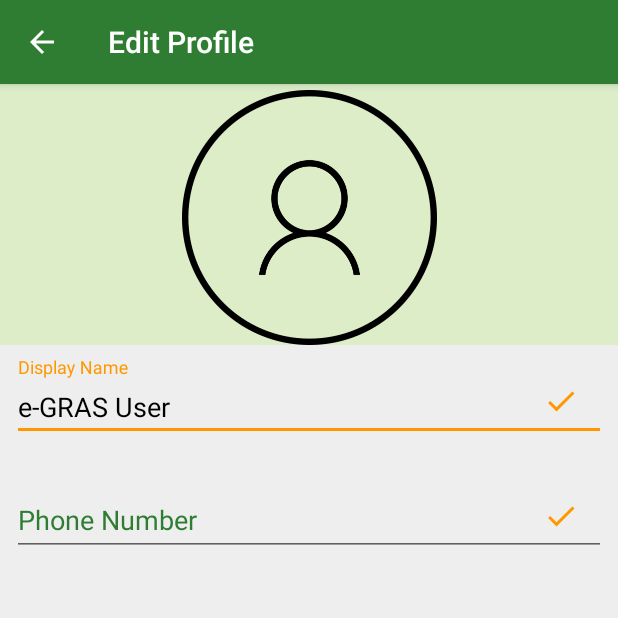
After one commit to zyandeep/e-GRAS, an Android app: the MyProfileActivity screen opened directly, with no data from a screen before it, on a phone screen of 412 x 824 dp, the top half of it. The commit adds this screen. Run offline under Robolectric (Android 15) with nearby library versions, the phone set to English and light mode, and no system bars; our stand-ins replace Firebase (no records; nobody signed in at launch, a user with empty details on screens opened directly); libraries missing offline, so code that uses them is left out: com.github.javiersantos.bottomdialogs, dmax.dialog; 1 statement that could not run was skipped.

Commit message:
spot alertDialog and bottomSheet dialog added

```diff
--- /dev/null
+++ b/app/src/main/java/project/mca/e_gras/MyProfileActivity.java
@@ -0,0 +1,223 @@
+package project.mca.e_gras;
+
+import android.app.AlertDialog;
+import android.support.annotation.NonNull;
+import android.support.design.widget.TextInputLayout;
+import android.support.v7.app.AppCompatActivity;
+import android.os.Bundle;
+import android.util.Log;
+import android.view.View;
+import android.view.ViewGroup;
+
+import com.github.javiersantos.bottomdialogs.BottomDialog;
+import com.google.android.gms.tasks.OnCompleteListener;
+import com.google.android.gms.tasks.Task;
+import com.google.firebase.auth.FirebaseAuth;
+import com.google.firebase.auth.FirebaseUser;
+import com.google.firebase.auth.UserProfileChangeRequest;
+
+import dmax.dialog.SpotsDialog;
+
+public class MyProfileActivity extends AppCompatActivity {
+
+    public static final String TAG = "MY-APP";
+
+    private TextInputLayout displayName;
+    private TextInputLayout phone;
+    private TextInputLayout email;
+    private TextInputLayout password;
+    private TextInputLayout confPassword;
+
+    ViewGroup phoneLayout;
+    ViewGroup emailLayout;
+    ViewGroup passwordLayout;
+
+    AlertDialog dialog;
+
+    @Override
+    protected void onCreate(Bundle savedInstanceState) {
+        super.onCreate(savedInstanceState);
+        setContentView(R.layout.activity_my_profile);
+
+        displayName = findViewById(R.id.display_name_text_input_layout);
+        phone = findViewById(R.id.phone_text_input_layout);
+        email = findViewById(R.id.email_text_input_layout);
+        password = findViewById(R.id.password_text_input_layout);
+        confPassword = findViewById(R.id.c_password_text_input_layout);
+
+        phoneLayout = findViewById(R.id.phone_form);
+        emailLayout = findViewById(R.id.email_form);
+        passwordLayout = findViewById(R.id.password_form);
+
+        // set up the initial UI
+        updateUI();
+
+        // spot dialog
+        dialog = new SpotsDialog.Builder()
+                .setContext(this)
+                .setCancelable(false)
+                .setTheme(R.style.mySpotDialogTheme)
+                .build();
+    }
+
+
+    // set up the initial ui and update it when required
+    private void updateUI() {
+        FirebaseUser user = FirebaseAuth.getInstance().getCurrentUser();
+        if (user != null) {
+            // User is signed in
+            String name = user.getDisplayName();
+            String e = user.getEmail();
+            String p = user.getPhoneNumber();
+
+            if (name == null || name.isEmpty()) {
+                displayName.getEditText().setText(getString(R.string.display_name));
+            }
+            else {
+                displayName.getEditText().setText(name);
+            }
+
+            if (e == null || e.isEmpty()) {
+                phone.getEditText().setText(p);
+                phoneLayout.setVisibility(View.VISIBLE);
+            }
+            else {
+                email.getEditText().setText(e);
+                emailLayout.setVisibility(View.VISIBLE);
+                passwordLayout.setVisibility(View.VISIBLE);
+            }
+        }
+        else {
+            // No user is signed in
+            finish();
+        }
+    }
+
+
+    public void updatePassword(View view) {
+        FirebaseUser user = FirebaseAuth.getInstance().getCurrentUser();
+        String pwd = password.getEditText().getText().toString().trim();
+        String c_pwd = confPassword.getEditText().getText().toString().trim();
+
+        if (pwd.isEmpty() || c_pwd.isEmpty() || !pwd.equals(c_pwd)) {
+            displayErrorMessage("Enter a valid password");
+            return;
+        }
+
+        // show the dialog
+        dialog.show();
+
+
+        // update password
+        user.updatePassword(pwd)
+                .addOnCompleteListener(new OnCompleteListener<Void>() {
+                    @Override
+                    public void onComplete(@NonNull Task<Void> task) {
+                        if (task.isSuccessful()) {
+                            //updateUI();
+                            dialog.dismiss();
+                        }
+                        else {
+                            displayErrorMessage(task.getException().getMessage());
+                        }
+                    }
+                });
+
+
+    }
+
+
+
+    private void displayErrorMessage(String msg) {
+        if (dialog.isShowing()) {
+            dialog.dismiss();
+        }
+
+        // show the bottomSheet dialog
+        new BottomDialog.Builder(this)
+                .setTitle("Error!")
+                .setContent(msg)
+                .setCancelable(false)
+                .setPositiveText("CLOSE")
+                .setPositiveBackgroundColorResource(R.color.colorAccent)
+                .setPositiveTextColorResource(android.R.color.background_light)
+                .onPositive(new BottomDialog.ButtonCallback() {
+                    @Override
+                    public void onClick(BottomDialog dialog) {
+                        // dialog closes automatically
+                    }
+                }).show();
+    }
+
+
+    public void updateUserEmail(View view) {
+        FirebaseUser user = FirebaseAuth.getInstance().getCurrentUser();
+        String email = this.email.getEditText().getText().toString();
+
+        // show the dialog
+        dialog.show();
+
+        // update email
+        user.updateEmail(email)
+                .addOnCompleteListener(new OnCompleteListener<Void>() {
+                    @Override
+                    public void onComplete(@NonNull Task<Void> task) {
+                        if (task.isSuccessful()) {
+                            //updateUI();
+                            dialog.dismiss();
+                        }
+                        else {
+                            displayErrorMessage(task.getException().getMessage());
+                        }
+                    }
+                });
+    }
+
+
+    public void updateUserPhone(View view) {
+        FirebaseUser user = FirebaseAuth.getInstance().getCurrentUser();
+        String phone = this.phone.getEditText().getText().toString();
+        phone += "+91";
+
+           /* user.updatePhoneNumber()
+                    .addOnCompleteListener(new OnCompleteListener<Void>() {
+                        @Override
+                        public void onComplete(@NonNull Task<Void> task) {
+                            if (task.isSuccessful()) {
+                                finish();
+                            }
+                            else {
+                                Log.d(TAG, task.getException().toString());
+                            }
+                        }
+                    });*/
+
+    }
+
+
+    public void updateUserName(View view) {
+        FirebaseUser user = FirebaseAuth.getInstance().getCurrentUser();
+        String name = displayName.getEditText().getText().toString();
+
+        // show the dialog
+        dialog.show();
+
+        // update display name
+        UserProfileChangeRequest profileUpdates = new UserProfileChangeRequest.Builder()
+                .setDisplayName(name)
+                .build();
+        user.updateProfile(profileUpdates)
+                .addOnCompleteListener(new OnCompleteListener<Void>() {
+                    @Override
+                    public void onComplete(@NonNull Task<Void> task) {
+                        if (task.isSuccessful()) {
+                            //updateUI();
+                            dialog.dismiss();
+                        }
+                        else {
+                            displayErrorMessage(task.getException().getMessage());
+                        }
+                    }
+                });
+    }
+}
--- a/app/src/main/res/drawable/ic_about.xml
+++ b/app/src/main/res/drawable/ic_about.xml
@@ -1,5 +1,5 @@
 <vector android:autoMirrored="true" android:height="24dp"
-    android:viewportHeight="24.0" android:viewportWidth="24.0"
-    android:width="24dp" xmlns:android="http://schemas.android.com/apk/res/android">
-    <path android:fillColor="#FF000000" android:pathData="M19,2L5,2c-1.11,0 -2,0.9 -2,2v14c0,1.1 0.89,2 2,2h4l3,3 3,-3h4c1.1,0 2,-0.9 2,-2L21,4c0,-1.1 -0.9,-2 -2,-2zM13,18h-2v-2h2v2zM15.07,10.25l-0.9,0.92C13.45,11.9 13,12.5 13,14h-2v-0.5c0,-1.1 0.45,-2.1 1.17,-2.83l1.24,-1.26c0.37,-0.36 0.59,-0.86 0.59,-1.41 0,-1.1 -0.9,-2 -2,-2s-2,0.9 -2,2L8,8c0,-2.21 1.79,-4 4,-4s4,1.79 4,4c0,0.88 -0.36,1.68 -0.93,2.25z"/>
+    android:tint="#FFFFFF" android:viewportHeight="24.0"
+    android:viewportWidth="24.0" android:width="24dp" xmlns:android="http://schemas.android.com/apk/res/android">
+    <path android:fillColor="#FF000000" android:pathData="M12,2C6.48,2 2,6.48 2,12s4.48,10 10,10 10,-4.48 10,-10S17.52,2 12,2zM13,17h-2v-6h2v6zM13,9h-2L11,7h2v2z"/>
 </vector>
--- /dev/null
+++ b/app/src/main/res/drawable/ic_done.xml
@@ -0,0 +1,5 @@
+<vector android:autoMirrored="true" android:height="24dp"
+    android:tint="#FF9800" android:viewportHeight="24.0"
+    android:viewportWidth="24.0" android:width="24dp" xmlns:android="http://schemas.android.com/apk/res/android">
+    <path android:fillColor="#FF000000" android:pathData="M9,16.2L4.8,12l-1.4,1.4L9,19 21,7l-1.4,-1.4L9,16.2z"/>
+</vector>
--- /dev/null
+++ b/app/src/main/res/drawable/ic_edit.xml
@@ -0,0 +1,5 @@
+<vector android:autoMirrored="true" android:height="32dp"
+    android:viewportHeight="24.0" android:viewportWidth="24.0"
+    android:width="32dp" xmlns:android="http://schemas.android.com/apk/res/android">
+    <path android:fillColor="#FF000000" android:pathData="M12,2C6.48,2 2,6.48 2,12s4.48,10 10,10 10,-4.48 10,-10S17.52,2 12,2zM12,5c1.66,0 3,1.34 3,3s-1.34,3 -3,3 -3,-1.34 -3,-3 1.34,-3 3,-3zM12,19.2c-2.5,0 -4.71,-1.28 -6,-3.22 0.03,-1.99 4,-3.08 6,-3.08 1.99,0 5.97,1.09 6,3.08 -1.29,1.94 -3.5,3.22 -6,3.22z"/>
+</vector>
--- /dev/null
+++ b/app/src/main/res/layout/activity_my_profile.xml
@@ -0,0 +1,231 @@
+<?xml version="1.0" encoding="utf-8"?>
+<LinearLayout xmlns:android="http://schemas.android.com/apk/res/android"
+    xmlns:app="http://schemas.android.com/apk/res-auto"
+    xmlns:tools="http://schemas.android.com/tools"
+    android:layout_width="match_parent"
+    android:layout_height="match_parent"
+    android:orientation="vertical"
+    tools:context=".MyProfileActivity">
+
+    <android.support.constraint.ConstraintLayout
+        android:layout_width="match_parent"
+        android:layout_height="wrap_content"
+        android:background="#dcedc8">
+
+        <ImageView
+            android:id="@+id/imageView4"
+            android:layout_width="0dp"
+            android:layout_height="170dp"
+            android:layout_marginTop="4dp"
+            android:adjustViewBounds="true"
+            android:scaleType="centerInside"
+            app:layout_constraintBottom_toBottomOf="parent"
+            app:layout_constraintEnd_toEndOf="parent"
+            app:layout_constraintStart_toStartOf="parent"
+            app:layout_constraintTop_toTopOf="parent"
+            app:srcCompat="@drawable/user_profile_icon" />
+
+    </android.support.constraint.ConstraintLayout>
+
+    <ScrollView
+        android:layout_width="match_parent"
+        android:layout_height="match_parent">
+
+        <LinearLayout
+            android:layout_width="match_parent"
+            android:layout_height="wrap_content"
+            android:orientation="vertical"
+            android:padding="8dp">
+
+            <LinearLayout
+                android:layout_width="match_parent"
+                android:layout_height="wrap_content"
+                android:orientation="horizontal">
+
+                <android.support.design.widget.TextInputLayout
+                    android:id="@+id/display_name_text_input_layout"
+                    android:layout_width="match_parent"
+                    android:layout_height="wrap_content"
+                    android:hint="@string/display_name_label"
+                    android:textColorHint="@color/colorPrimary"
+                    android:visibility="visible"
+                    app:errorEnabled="true"
+                    app:hintAnimationEnabled="true"
+                    app:hintEnabled="true">
+
+                    <EditText
+                        android:id="@+id/display_name_editText"
+                        android:layout_width="match_parent"
+                        android:layout_height="wrap_content"
+                        android:layout_weight="1"
+                        android:ems="10"
+                        android:inputType="textPersonName"
+                        android:singleLine="true"
+                        android:textColor="@android:color/background_dark" />
+
+                </android.support.design.widget.TextInputLayout>
+
+                <ImageButton
+                    android:id="@+id/save_name"
+                    style="?android:buttonBarButtonStyle"
+                    android:layout_width="wrap_content"
+                    android:layout_height="wrap_content"
+                    android:layout_marginLeft="-60dp"
+                    android:adjustViewBounds="false"
+                    android:onClick="updateUserName"
+                    android:paddingBottom="5dp"
+                    android:src="@drawable/ic_done" />
+            </LinearLayout>
+
+
+            <LinearLayout
+                android:id="@+id/phone_form"
+                android:layout_width="match_parent"
+                android:layout_height="wrap_content"
+                android:orientation="horizontal"
+                android:visibility="gone">
+
+                <android.support.design.widget.TextInputLayout
+                    android:id="@+id/phone_text_input_layout"
+                    android:layout_width="match_parent"
+                    android:layout_height="wrap_content"
+                    android:hint="@string/phone_number_label"
+                    android:textColorHint="@color/colorPrimary"
+                    app:errorEnabled="true"
+                    app:hintAnimationEnabled="true"
+                    app:hintEnabled="true">
+
+                    <EditText
+                        android:id="@+id/phone_editText"
+                        android:layout_width="match_parent"
+                        android:layout_height="wrap_content"
+                        android:layout_weight="1"
+                        android:ems="10"
+                        android:inputType="phone"
+                        android:singleLine="true"
+                        android:textColor="@android:color/background_dark" />
+                </android.support.design.widget.TextInputLayout>
+
+                <ImageButton
+                    android:id="@+id/save_phone"
+                    style="?android:buttonBarButtonStyle"
+                    android:layout_width="wrap_content"
+                    android:layout_height="wrap_content"
+                    android:layout_marginLeft="-60dp"
+                    android:onClick="updateUserPhone"
+                    android:paddingBottom="5dp"
+                    android:src="@drawable/ic_done" />
+            </LinearLayout>
+
+
+            <LinearLayout
+                android:id="@+id/email_form"
+                android:layout_width="match_parent"
+                android:layout_height="wrap_content"
+                android:orientation="horizontal"
+                android:visibility="gone">
+
+                <android.support.design.widget.TextInputLayout
+                    android:id="@+id/email_text_input_layout"
+                    android:layout_width="match_parent"
+                    android:layout_height="wrap_content"
+                    android:hint="@string/email_label"
+                    android:textColorHint="@color/colorPrimary"
+                    android:visibility="visible"
+                    app:errorEnabled="true"
+                    app:hintAnimationEnabled="true"
+                    app:hintEnabled="true">
+
+                    <EditText
+                        android:id="@+id/email_editText"
+                        android:layout_width="match_parent"
+                        android:layout_height="wrap_content"
+                        android:layout_weight="1"
+                        android:ems="10"
+                        android:inputType="textEmailAddress"
+                        android:singleLine="true"
+                        android:textColor="@android:color/background_dark" />
+                </android.support.design.widget.TextInputLayout>
+
+                <ImageButton
+                    android:id="@+id/save_email"
+                    style="?android:buttonBarButtonStyle"
+                    android:layout_width="wrap_content"
+                    android:layout_height="wrap_content"
+                    android:layout_marginLeft="-60dp"
+                    android:onClick="updateUserEmail"
+                    android:paddingBottom="5dp"
+                    android:src="@drawable/ic_done" />
+            </LinearLayout>
+
+            <LinearLayout
+                android:id="@+id/password_form"
+                android:layout_width="match_parent"
+                android:layout_height="wrap_content"
+                android:gravity="center"
+                android:orientation="vertical"
+                android:visibility="gone">
+
+                <android.support.design.widget.TextInputLayout
+                    android:id="@+id/password_text_input_layout"
+                    android:layout_width="match_parent"
+                    android:layout_height="wrap_content"
+                    android:hint="@string/new_password_label"
+                    android:textColorHint="@color/colorPrimary"
+                    android:visibility="visible"
+                    app:errorEnabled="true"
+                    app:helperTextEnabled="true"
+                    app:hintAnimationEnabled="true"
+                    app:hintEnabled="true"
+                    app:passwordToggleEnabled="true">
+
+                    <EditText
+                        android:id="@+id/password_editText"
+                        android:layout_width="match_parent"
+                        android:layout_height="wrap_content"
+                        android:layout_weight="1"
+                        android:ems="10"
+                        android:inputType="textPassword"
+                        android:singleLine="true"
+                        android:textColor="@android:color/background_dark" />
+                </android.support.design.widget.TextInputLayout>
+
+                <android.support.design.widget.TextInputLayout
+                    android:id="@+id/c_password_text_input_layout"
+                    android:layout_width="match_parent"
+                    android:layout_height="wrap_content"
+                    android:hint="@string/confirm_password_label"
+                    android:textColorHint="@color/colorPrimary"
+                    android:visibility="visible"
+                    app:errorEnabled="true"
+                    app:hintAnimationEnabled="true"
+                    app:hintEnabled="true"
+                    app:passwordToggleEnabled="true">
+
+                    <EditText
+                        android:id="@+id/c_password_editText"
+                        android:layout_width="match_parent"
+                        android:layout_height="wrap_content"
+                        android:layout_weight="1"
+                        android:ems="10"
+                        android:inputType="textPassword"
+                        android:singleLine="true"
+                        android:textColor="@android:color/background_dark" />
+                </android.support.design.widget.TextInputLayout>
+
+                <Button
+                    android:id="@+id/update_password"
+                    style="@style/FirebaseUI.Button"
+                    android:layout_width="wrap_content"
+                    android:layout_height="wrap_content"
+                    android:layout_gravity="end"
+                    android:onClick="updatePassword"
+                    android:text="@string/update_password_button" />
+
+            </LinearLayout>
+
+        </LinearLayout>
+
+    </ScrollView>
+
+</LinearLayout>
--- a/app/src/main/res/layout/content_main.xml
+++ b/app/src/main/res/layout/content_main.xml
@@ -4,7 +4,6 @@
     xmlns:tools="http://schemas.android.com/tools"
     android:layout_width="match_parent"
     android:layout_height="match_parent"
-    android:background="@color/colorBackground"
     app:layout_behavior="@string/appbar_scrolling_view_behavior"
     tools:context=".MainActivity"
     tools:showIn="@layout/app_bar_main">
@@ -26,7 +25,7 @@
             android:layout_width="match_parent"
             android:layout_height="160dp"
             android:adjustViewBounds="true"
-            android:scaleType="fitCenter"
+            android:scaleType="center"
             app:srcCompat="@drawable/image" />
     </android.support.v7.widget.CardView>
 </android.support.constraint.ConstraintLayout>
--- a/app/src/main/res/values/colors.xml
+++ b/app/src/main/res/values/colors.xml
@@ -1,9 +1,8 @@
 <?xml version="1.0" encoding="utf-8"?>
 <resources>
-    <color name="colorPrimary">#2e7d32</color>
+    <color name="colorPrimary">#2E7D32</color>
     <color name="colorPrimaryDark">#005005</color>
     <color name="colorAccent">#FF9800</color>
-
     <color name="colorBackground">#EEEEEE</color>
 
 </resources>
--- a/app/src/main/res/values/strings.xml
+++ b/app/src/main/res/values/strings.xml
@@ -13,5 +13,14 @@
     <string name="transaction_history_menu_item">Transaction History</string>
     <string name="about_menu_item">About e-GRAS</string>
     <string name="display_name">e-GRAS User</string>
-    <string name="user_profile_menu_item">User Profile</string>
+    <string name="make_payment_activity">Make Payment</string>
+    <string name="my_profile_activity">Edit Profile</string>
+    <string name="display_name_label">Display Name</string>
+    <string name="phone_number_label">Phone Number</string>
+    <string name="email_label">Email</string>
+    <string name="new_password_label">New Password</string>
+    <string name="confirm_password_label">Confirm Password</string>
+    <string name="save_changes_label">Save Changes</string>
+    <string name="update_password_button">Change Password</string>
+    <string name="update_message">Updating...</string>
 </resources>
--- a/app/src/main/res/values/styles.xml
+++ b/app/src/main/res/values/styles.xml
@@ -6,6 +6,7 @@
         <item name="colorPrimary">@color/colorPrimary</item>
         <item name="colorPrimaryDark">@color/colorPrimaryDark</item>
         <item name="colorAccent">@color/colorAccent</item>
+        <item name="android:colorBackground">@color/colorBackground</item>
     </style>
 
 
@@ -15,6 +16,17 @@
         <item name="windowNoTitle">true</item>
         <item name="android:windowBackground">@drawable/launch_screen</item>
     </style>
+
+
+    <!-- Spot dialog theme -->
+    <style name="mySpotDialogTheme" parent="android:Theme.DeviceDefault.Light.Dialog">
+        <item name="DialogTitleAppearance">@android:style/TextAppearance.Medium</item>
+        <item name="DialogSpotCount">5</item>
+        <item name="DialogTitleText">@string/update_message</item>
+        <item name="DialogSpotColor">@color/colorAccent</item>
+    </style>
+
+
 
     <style name="AppTheme.NoActionBar">
         <item name="windowActionBar">false</item>
--- a/build.gradle
+++ b/build.gradle
@@ -4,8 +4,8 @@ buildscript {
     repositories {
         google()
         jcenter()
+    }
 
-    }
     dependencies {
         classpath 'com.android.tools.build:gradle:3.3.2'
         classpath 'com.google.gms:google-services:4.2.0'
```
Also changed, not shown: app/build.gradle (+15 -1 lines), app/src/main/AndroidManifest.xml (+22 -1 lines), app/src/main/java/project/mca/e_gras/MainActivity.java (+14 -2 lines), app/src/main/java/project/mca/e_gras/MakePaymentActivity.java (added, +13 -0 lines), app/src/main/java/project/mca/e_gras/SplashActivity.java (+4 -8 lines), app/src/main/res/layout/activity_make_payment.xml (added, +22 -0 lines), app/src/main/res/layout/nav_header_main.xml (+39 -11 lines), app/src/main/res/menu/activity_main_drawer.xml (+2 -7 lines), app/src/main/res/drawable/e_gras.png (deleted), app/src/main/res/drawable/user_profile_icon.png (added).
